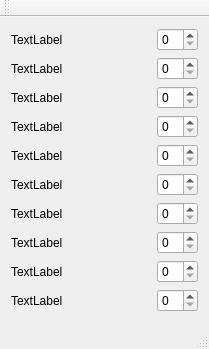
First picture: the form in mainwindow.ui, repository igreench/fish-tracker, before the edit.
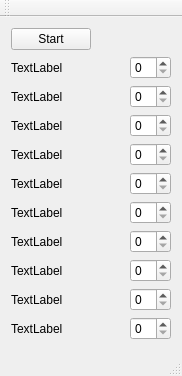
Second picture: the form after the edit.

The edit to the form file:
```diff
--- a/mainwindow.ui
+++ b/mainwindow.ui
@@ -6,8 +6,8 @@
    <rect>
     <x>0</x>
     <y>0</y>
-    <width>209</width>
-    <height>349</height>
+    <width>182</width>
+    <height>376</height>
    </rect>
   </property>
   <property name="windowTitle">
@@ -15,6 +15,30 @@
   </property>
   <widget class="QWidget" name="centralWidget">
    <layout class="QVBoxLayout" name="verticalLayout">
+    <item>
+     <layout class="QHBoxLayout" name="horizontalLayout_11">
+      <item>
+       <widget class="QPushButton" name="pushButton">
+        <property name="text">
+         <string>Start</string>
+        </property>
+       </widget>
+      </item>
+      <item>
+       <spacer name="horizontalSpacer_11">
+        <property name="orientation">
+         <enum>Qt::Horizontal</enum>
+        </property>
+        <property name="sizeHint" stdset="0">
+         <size>
+          <width>40</width>
+          <height>20</height>
+         </size>
+        </property>
+       </spacer>
+      </item>
+     </layout>
+    </item>
     <item>
      <layout class="QHBoxLayout" name="horizontalLayout">
       <item>
```
Left out of the diff: 2 changed lines with no effect on the pictures.
